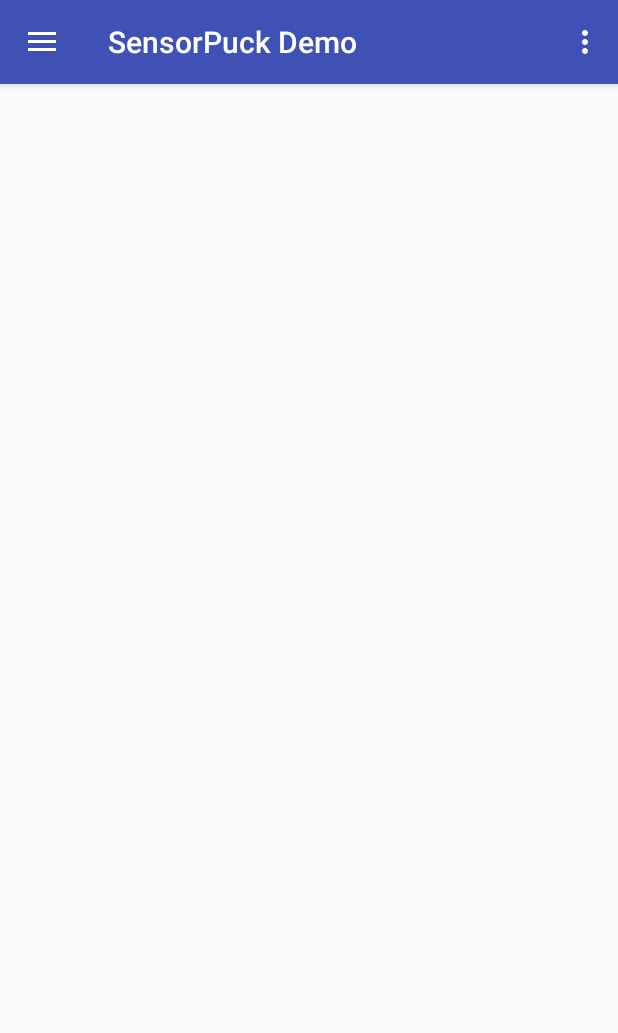
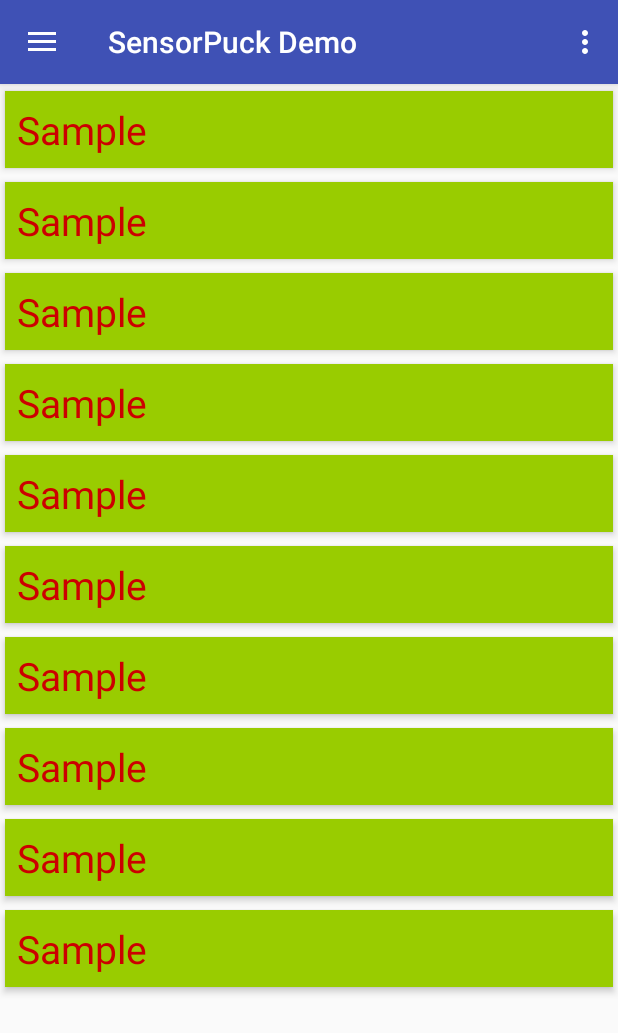
Before and after one commit to alexeyosminin/sensor_puck_demo, an Android app: the screen it shows after launch (MainActivity), on a phone screen of 412 x 824 dp. Shown: the top 1033 px of the screen. Run offline under Robolectric (Android 15) with nearby library versions, the phone set to English and light mode, and no system bars; our stand-ins replace ButterKnife, Dagger/Hilt's generated code; libraries missing offline, so code that uses them is left out: rx.android.schedulers, rx.subjects; 1 statement that could not run was skipped.

Commit message:
ui sceleton

```diff
--- a/app/build.gradle
+++ b/app/build.gradle
@@ -36,4 +36,8 @@ dependencies {
     compile deps.dagger
     apt deps.daggercompiler
     provided deps.glassfishannotations
+
+    //CardView
+    compile deps.cardview
+    compile deps.recycler
 }
--- a/app/src/main/AndroidManifest.xml
+++ b/app/src/main/AndroidManifest.xml
@@ -3,6 +3,7 @@
           package="com.osminin.sensorpuckdemo">
 
     <application
+        android:name=".App"
         android:allowBackup="true"
         android:icon="@mipmap/ic_launcher"
         android:label="@string/app_name"
--- a/app/src/main/java/com/osminin/sensorpuckdemo/AppComponent.java
+++ b/app/src/main/java/com/osminin/sensorpuckdemo/AppComponent.java
@@ -1,6 +1,7 @@
 package com.osminin.sensorpuckdemo;
 
 import com.osminin.sensorpuckdemo.ui.MainActivity;
+import com.osminin.sensorpuckdemo.ui.SPDetailsFragment;
 import com.osminin.sensorpuckdemo.ui.SPListFragment;
 
 import javax.inject.Singleton;
@@ -17,5 +18,8 @@ import dagger.Component;
 @Singleton
 public interface AppComponent {
     MainActivity inject(MainActivity activity);
+
     SPListFragment inject(SPListFragment fragment);
+
+    SPDetailsFragment inject(SPDetailsFragment fragment);
 }
--- /dev/null
+++ b/app/src/main/java/com/osminin/sensorpuckdemo/model/SensorPuckModel.java
@@ -0,0 +1,8 @@
+package com.osminin.sensorpuckdemo.model;
+
+/**
+ * Created by osminin on 09.11.2016.
+ */
+
+public final class SensorPuckModel {
+}
--- a/app/src/main/java/com/osminin/sensorpuckdemo/presentation/SPListPresenter.java
+++ b/app/src/main/java/com/osminin/sensorpuckdemo/presentation/SPListPresenter.java
@@ -1,4 +1,11 @@
 package com.osminin.sensorpuckdemo.presentation;
+
+import android.os.Handler;
+
+import com.osminin.sensorpuckdemo.model.SensorPuckModel;
+
+import java.util.ArrayList;
+import java.util.List;
 
 import javax.inject.Inject;
 
@@ -19,4 +26,24 @@ public class SPListPresenter implements Presenter<SPListView> {
     public void setView(SPListView view) {
         mView = view;
     }
+
+    public void startScan() {
+        //TODO: start ble device scanning
+        //fake data:
+        Handler handler = new Handler();
+        handler.postDelayed(new Runnable() {
+            @Override
+            public void run() {
+                List<SensorPuckModel> list = new ArrayList<>();
+                for (int i = 0; i < 10; ++i) {
+                    list.add(new SensorPuckModel());
+                }
+                mView.updateDeviceList(list);
+            }
+        }, 3000);
+    }
+
+    public void onDeviceSelected(SensorPuckModel model) {
+        mView.showDetailsFragment(model);
+    }
 }
--- a/app/src/main/java/com/osminin/sensorpuckdemo/presentation/SPListView.java
+++ b/app/src/main/java/com/osminin/sensorpuckdemo/presentation/SPListView.java
@@ -1,8 +1,16 @@
 package com.osminin.sensorpuckdemo.presentation;
+
+import com.osminin.sensorpuckdemo.model.SensorPuckModel;
+
+import java.util.List;
 
 /**
  * Created by osminin on 08.11.2016.
  */
 
 public interface SPListView {
+
+    void updateDeviceList(List<SensorPuckModel> list);
+
+    void showDetailsFragment(SensorPuckModel model);
 }
--- a/app/src/main/java/com/osminin/sensorpuckdemo/ui/MainActivity.java
+++ b/app/src/main/java/com/osminin/sensorpuckdemo/ui/MainActivity.java
@@ -1,8 +1,11 @@
 package com.osminin.sensorpuckdemo.ui;
 
+import android.Manifest;
 import android.os.Bundle;
 import android.support.design.widget.FloatingActionButton;
 import android.support.design.widget.Snackbar;
+import android.support.v4.app.ActivityCompat;
+import android.support.v4.app.FragmentTransaction;
 import android.view.View;
 import android.support.design.widget.NavigationView;
 import android.support.v4.view.GravityCompat;
@@ -15,6 +18,7 @@ import android.view.MenuItem;
 
 import com.osminin.sensorpuckdemo.App;
 import com.osminin.sensorpuckdemo.R;
+import com.osminin.sensorpuckdemo.ui.base.BaseFragment;
 
 public class MainActivity extends AppCompatActivity
         implements NavigationView.OnNavigationItemSelectedListener {
@@ -35,6 +39,17 @@ public class MainActivity extends AppCompatActivity
 
         NavigationView navigationView = (NavigationView) findViewById(R.id.nav_view);
         navigationView.setNavigationItemSelectedListener(this);
+        if (savedInstanceState == null) {
+            BaseFragment spListFragment = new SPListFragment();
+            showHomeScreen(spListFragment);
+        }
+    }
+
+    public void showHomeScreen(BaseFragment fragment) {
+        getSupportFragmentManager().popBackStack();
+        FragmentTransaction transaction = getSupportFragmentManager().beginTransaction();
+        transaction.add(R.id.content_main, fragment);
+        transaction.commit();
     }
 
     @Override
--- a/app/src/main/java/com/osminin/sensorpuckdemo/ui/SPListFragment.java
+++ b/app/src/main/java/com/osminin/sensorpuckdemo/ui/SPListFragment.java
@@ -1,28 +1,54 @@
 package com.osminin.sensorpuckdemo.ui;
 
+import android.content.res.Configuration;
 import android.os.Bundle;
 import android.support.annotation.Nullable;
+import android.support.v4.app.FragmentTransaction;
+import android.support.v7.app.AppCompatActivity;
+import android.support.v7.widget.GridLayoutManager;
+import android.support.v7.widget.LinearLayoutManager;
+import android.support.v7.widget.RecyclerView;
 import android.view.LayoutInflater;
 import android.view.View;
 import android.view.ViewGroup;
 
+import com.osminin.sensorpuckdemo.App;
 import com.osminin.sensorpuckdemo.R;
+import com.osminin.sensorpuckdemo.model.SensorPuckModel;
+import com.osminin.sensorpuckdemo.presentation.SPListPresenter;
+import com.osminin.sensorpuckdemo.presentation.SPListView;
 import com.osminin.sensorpuckdemo.ui.base.BaseFragment;
+
+import java.util.List;
 
 import javax.inject.Inject;
 
+import butterknife.Bind;
 import butterknife.ButterKnife;
-import com.osminin.sensorpuckdemo.presentation.SPListPresenter;
-import com.osminin.sensorpuckdemo.presentation.SPListView;
+import rx.Observable;
+import rx.Observer;
+import rx.android.schedulers.AndroidSchedulers;
+import rx.subjects.PublishSubject;
 
 /**
  * Created by osminin on 08.11.2016.
  */
 
-public final class SPListFragment extends BaseFragment implements SPListView {
+public final class SPListFragment extends BaseFragment implements SPListView, Observer<SensorPuckModel> {
 
     @Inject
     SPListPresenter mPresenter;
+
+    @Bind(R.id.sp_list)
+    RecyclerView mRecyclerView;
+
+    private List<SensorPuckModel> mDevices;
+    private SPAdapter mAdapter;
+
+    @Override public void onCreate(@Nullable Bundle savedInstanceState) {
+        super.onCreate(savedInstanceState);
+        App.getAppComponent(getActivity()).inject(this);
+    }
 
     @Nullable
     @Override
@@ -34,6 +60,7 @@ public final class SPListFragment extends BaseFragment implements SPListView {
     @Override public void onViewCreated(View view, @Nullable Bundle savedInstanceState) {
         super.onViewCreated(view, savedInstanceState);
         ButterKnife.bind(this, view);
+        initList();
         mPresenter.setView(this);
     }
 
@@ -42,4 +69,91 @@ public final class SPListFragment extends BaseFragment implements SPListView {
         ButterKnife.unbind(this);
         mPresenter.setView(null);
     }
+
+    @Override
+    public void updateDeviceList(List<SensorPuckModel> list) {
+        mDevices = list;
+        mAdapter.notifyDataSetChanged();
+    }
+
+    @Override
+    public void showDetailsFragment(SensorPuckModel model) {
+        BaseFragment fragment = new SPDetailsFragment();
+        FragmentTransaction transaction = ((AppCompatActivity) mContext).
+                getSupportFragmentManager().beginTransaction();
+        transaction.add(R.id.content_main, fragment);
+        transaction.addToBackStack(fragment.getFragmentTag());
+        transaction.commit();
+    }
+
+    private void initList() {
+        mAdapter = new SPAdapter();
+        RecyclerView.LayoutManager layoutManager;
+        if (this.getResources().getConfiguration().orientation == Configuration.ORIENTATION_LANDSCAPE) {
+            layoutManager = new GridLayoutManager(getContext(), 2);
+        } else {
+            layoutManager = new LinearLayoutManager(getContext());
+        }
+        mRecyclerView.setLayoutManager(layoutManager);
+        mAdapter.getPositionClicks().
+                observeOn(AndroidSchedulers.mainThread()).
+                subscribe(this);
+        mRecyclerView.setAdapter(mAdapter);
+        mPresenter.startScan();
+    }
+
+    @Override
+    public void onCompleted() {
+
+    }
+
+    @Override
+    public void onError(Throwable e) {
+
+    }
+
+    @Override
+    public void onNext(SensorPuckModel sensorPuckModel) {
+        mPresenter.onDeviceSelected(sensorPuckModel);
+    }
+
+    private class SPAdapter extends RecyclerView.Adapter<RecyclerView.ViewHolder> {
+
+        private final PublishSubject<SensorPuckModel> mOnClickSubject = PublishSubject.create();
+
+        @Override
+        public RecyclerView.ViewHolder onCreateViewHolder(ViewGroup parent, int viewType) {
+            View v = LayoutInflater.from(parent.getContext()).inflate(R.layout.sp_card_layout, parent,
+                    false);
+            return new SPViewHolder(v);
+        }
+
+        @Override
+        public void onBindViewHolder(RecyclerView.ViewHolder holder, int position) {
+            final SensorPuckModel model = mDevices.get(position);
+
+            holder.itemView.setOnClickListener(new View.OnClickListener() {
+                @Override
+                public void onClick(View view) {
+                    mOnClickSubject.onNext(model);
+                }
+            });
+        }
+
+        @Override
+        public int getItemCount() {
+            return mDevices == null ? 0 : mDevices.size();
+        }
+
+        private class SPViewHolder extends RecyclerView.ViewHolder {
+
+            public SPViewHolder(View itemView) {
+                super(itemView);
+            }
+        }
+
+        public Observable<SensorPuckModel> getPositionClicks(){
+            return mOnClickSubject.asObservable();
+        }
+    }
 }
--- a/app/src/main/java/com/osminin/sensorpuckdemo/ui/base/BaseFragment.java
+++ b/app/src/main/java/com/osminin/sensorpuckdemo/ui/base/BaseFragment.java
@@ -20,4 +20,8 @@ public class BaseFragment extends Fragment {
         super.onActivityCreated(savedInstanceState);
         mContext = getContext();
     }
+
+    public String getFragmentTag() {
+        return this.getClass().getName().toString();
+    }
 }
--- a/app/src/main/res/layout/content_main.xml
+++ b/app/src/main/res/layout/content_main.xml
@@ -6,10 +6,6 @@
     android:id="@+id/content_main"
     android:layout_width="match_parent"
     android:layout_height="match_parent"
-    android:paddingBottom="@dimen/activity_vertical_margin"
-    android:paddingLeft="@dimen/activity_horizontal_margin"
-    android:paddingRight="@dimen/activity_horizontal_margin"
-    android:paddingTop="@dimen/activity_vertical_margin"
     app:layout_behavior="@string/appbar_scrolling_view_behavior"
     tools:context="com.osminin.sensorpuckdemo.ui.MainActivity"
     tools:showIn="@layout/app_bar_main">
--- a/app/src/main/res/layout/fragment_sp_list.xml
+++ b/app/src/main/res/layout/fragment_sp_list.xml
@@ -1,7 +1,10 @@
 <?xml version="1.0" encoding="utf-8"?>
 <RelativeLayout xmlns:android="http://schemas.android.com/apk/res/android"
                 android:layout_width="match_parent"
-                android:layout_height="match_parent"
-                android:background="@android:color/holo_blue_bright">
+                android:layout_height="match_parent">
 
+    <android.support.v7.widget.RecyclerView
+        android:id="@+id/sp_list"
+        android:layout_width="match_parent"
+        android:layout_height="match_parent"/>
 </RelativeLayout>
--- /dev/null
+++ b/app/src/main/res/layout/sp_card_layout.xml
@@ -0,0 +1,26 @@
+<android.support.v7.widget.CardView
+    android:id="@+id/android_internal_card_view"
+    xmlns:android="http://schemas.android.com/apk/res/android"
+    xmlns:card_view="http://schemas.android.com/apk/res-auto"
+    android:layout_width="match_parent"
+    android:layout_height="wrap_content"
+    android:layout_gravity="center"
+    card_view:cardBackgroundColor="@android:color/holo_green_light"
+    card_view:cardCornerRadius="@dimen/cards_corner_radius"
+    card_view:cardElevation="@dimen/cards_elevation"
+    card_view:cardUseCompatPadding="true"
+    card_view:contentPadding="@dimen/cards_content_padding">
+
+    <RelativeLayout
+        android:layout_width="match_parent"
+        android:layout_height="wrap_content">
+
+        <TextView
+            android:layout_width="wrap_content"
+            android:layout_height="wrap_content"
+            android:textColor="@android:color/holo_red_dark"
+            android:textSize="26sp"
+            android:text="Sample"/>
+
+    </RelativeLayout>
+</android.support.v7.widget.CardView>
--- a/app/src/main/res/values/dimens.xml
+++ b/app/src/main/res/values/dimens.xml
@@ -6,4 +6,9 @@
     <dimen name="activity_horizontal_margin">16dp</dimen>
     <dimen name="activity_vertical_margin">16dp</dimen>
     <dimen name="fab_margin">16dp</dimen>
+
+    <dimen name="cards_elevation">3dp</dimen>
+    <dimen name="cards_corner_radius">0px</dimen>
+    <dimen name="cards_content_padding">8dp</dimen>
+    <dimen name="cards_title_padding">13dp</dimen>
 </resources>
--- a/build.gradle
+++ b/build.gradle
@@ -44,4 +44,8 @@ ext.deps = [
         dagger: 'com.google.dagger:dagger:2.0.2',
         daggercompiler: 'com.google.dagger:dagger-compiler:2.0.2',
         glassfishannotations: 'org.glassfish:javax.annotation:10.0-b28',
+
+        //CardView
+        cardview: 'com.android.support:cardview-v7:23.0.+',
+        recycler:'com.android.support:recyclerview-v7:23.0.+'
 ]
```
Also changed, not shown: app/src/main/java/com/osminin/sensorpuckdemo/presentation/SPDetailsPresenter.java (added, +19 -0 lines), app/src/main/java/com/osminin/sensorpuckdemo/presentation/SPDetailsView.java (added, +8 -0 lines), app/src/main/java/com/osminin/sensorpuckdemo/ui/SPDetailsFragment.java (added, +54 -0 lines), app/src/main/res/layout/fragment_sp_details.xml (added, +8 -0 lines).
